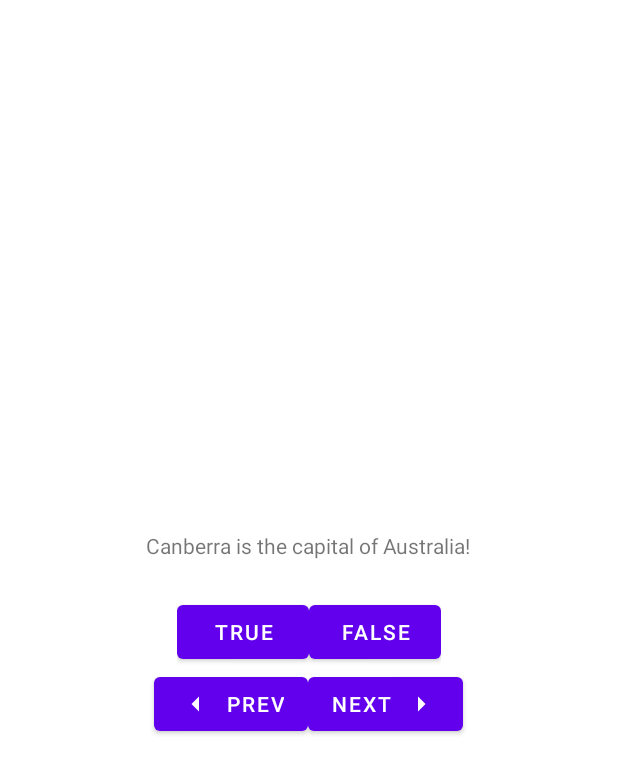
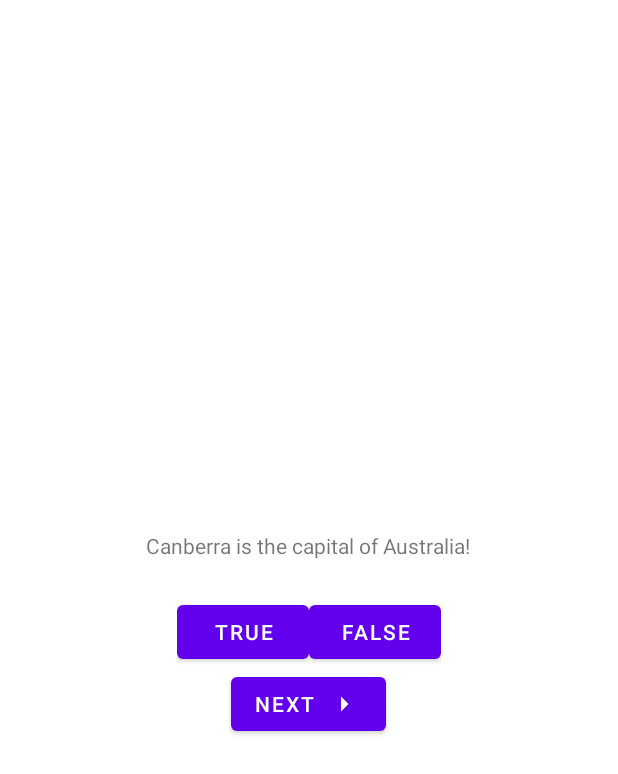
Before and after one commit to asigrist02/ChapterFour, an Android app: the layout activity_main.xml on its own in the app's theme, with its tools: preview values and no code run, on a phone screen of 412 x 824 dp. Shown: the top 774 px of the screen. Run offline under Robolectric (Android 15) with nearby library versions, the phone set to English and light mode, and no system bars.

Commit message:
commit 2

```diff
--- a/app/src/main/res/layout/activity_main.xml
+++ b/app/src/main/res/layout/activity_main.xml
@@ -43,14 +43,6 @@
         android:gravity="center_horizontal">
 
         <Button
-            android:id="@+id/previous_button"
-            android:layout_width="wrap_content"
-            android:layout_height="wrap_content"
-            android:text="@string/previous_button"
-            app:icon="@drawable/baseline_arrow_left_24"
-            app:iconGravity="start"/>
-
-        <Button
             android:id="@+id/next_button"
             android:layout_width="wrap_content"
             android:layout_height="wrap_content"
```
Also changed, not shown: app/src/main/java/com/example/chapterfour/MainActivity.kt (+13 -31 lines), app/src/main/java/com/example/chapterfour/QuizViewModel.kt (added, +43 -0 lines).
